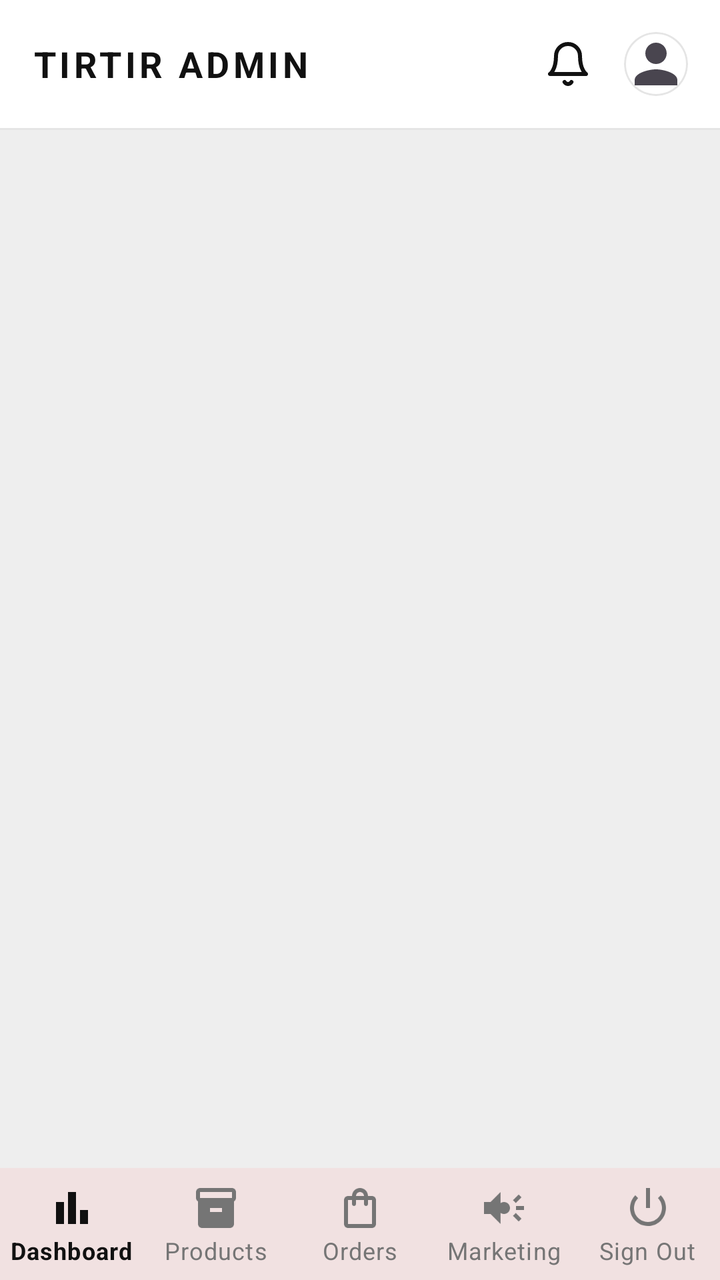
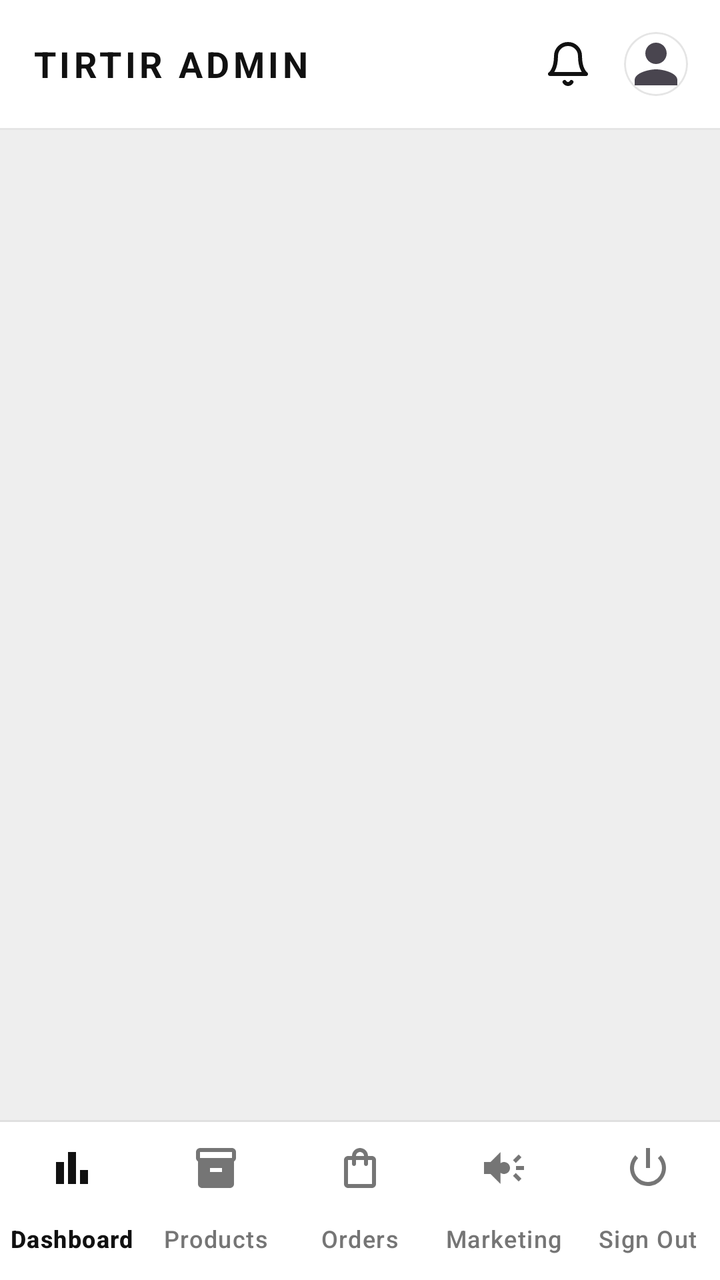

Screens rendered from an Android XML layout before and after an edit, with the pre-edit source and the edit as a unified diff.
<!-- AndroidManifest.xml: application theme Theme.TirTirMCommerce -->
<!-- res/layout/activity_admin.xml -->
<?xml version="1.0" encoding="utf-8"?>
<androidx.coordinatorlayout.widget.CoordinatorLayout xmlns:android="http://schemas.android.com/apk/res/android"
    xmlns:app="http://schemas.android.com/apk/res-auto"
    xmlns:tools="http://schemas.android.com/tools"
    android:layout_width="match_parent"
    android:layout_height="match_parent"
    android:background="@color/tirtir_bg_gray"
    android:fitsSystemWindows="true"
    tools:context=".ui.activities.AdminActivity">

    
    <com.google.android.material.appbar.AppBarLayout
        android:layout_width="match_parent"
        android:layout_height="wrap_content"
        android:background="@color/tirtir_white"
        app:elevation="0dp">

        <androidx.appcompat.widget.Toolbar
            android:id="@+id/toolbarAdmin"
            android:layout_width="match_parent"
            android:layout_height="?attr/actionBarSize"
            app:contentInsetStart="0dp"
            app:contentInsetEnd="0dp">

            <RelativeLayout
                android:layout_width="match_parent"
                android:layout_height="match_parent"
                android:paddingHorizontal="16dp">

                
                <TextView
                    android:layout_width="wrap_content"
                    android:layout_height="wrap_content"
                    android:layout_centerVertical="true"
                    android:text="TIRTIR ADMIN"
                    android:textColor="@color/tirtir_primary"
                    android:textSize="18sp"
                    android:textStyle="bold"
                    android:letterSpacing="0.1" />

                
                <LinearLayout
                    android:layout_width="wrap_content"
                    android:layout_height="wrap_content"
                    android:layout_alignParentEnd="true"
                    android:layout_centerVertical="true"
                    android:orientation="horizontal"
                    android:gravity="center_vertical"
                    android:paddingEnd="0dp">

                    <ImageButton
                        android:id="@+id/btnAdminSearch"
                        android:layout_width="40dp"
                        android:layout_height="40dp"
                        android:background="?attr/selectableItemBackgroundBorderless"
                        android:src="@drawable/ic_search"
                        app:tint="@color/tirtir_text_secondary"
                        android:visibility="gone" />

                    <ImageButton
                        android:id="@+id/btnAdminNotifications"
                        android:layout_width="40dp"
                        android:layout_height="40dp"
                        android:layout_marginEnd="8dp"
                        android:background="?attr/selectableItemBackgroundBorderless"
                        android:src="@drawable/ic_notifications"
                        app:tint="@color/tirtir_primary" />

                    <com.google.android.material.card.MaterialCardView
                        android:id="@+id/btnAdminProfile"
                        android:layout_width="32dp"
                        android:layout_height="32dp"
                        app:cardCornerRadius="16dp"
                        app:cardElevation="0dp"
                        app:strokeWidth="1dp"
                        app:strokeColor="@color/tirtir_outline_variant"
                        android:clickable="true"
                        android:focusable="true">
                        <ImageView
                            android:layout_width="match_parent"
                            android:layout_height="match_parent"
                            android:scaleType="centerCrop"
                            android:src="@drawable/ic_person" />
                    </com.google.android.material.card.MaterialCardView>

                    
                    <ImageButton
                        android:id="@+id/btnAdminMore"
                        android:layout_width="0dp"
                        android:layout_height="0dp"
                        android:visibility="gone" />
                </LinearLayout>

            </RelativeLayout>

        </androidx.appcompat.widget.Toolbar>

        
        <View
            android:layout_width="match_parent"
            android:layout_height="1dp"
            android:background="@color/tirtir_outline_variant" />

    </com.google.android.material.appbar.AppBarLayout>

    
    <FrameLayout
        android:id="@+id/fragmentContainerAdmin"
        android:layout_width="match_parent"
        android:layout_height="match_parent"
        app:layout_behavior="@string/appbar_scrolling_view_behavior"
        android:layout_marginBottom="?attr/actionBarSize" />

    
    <com.google.android.material.bottomnavigation.BottomNavigationView
        android:id="@+id/bottomNavAdmin"
        style="@style/Widget.MaterialComponents.BottomNavigationView"
        android:layout_width="match_parent"
        android:layout_height="wrap_content"
        android:layout_gravity="bottom"
        android:background="@android:color/white"
        app:backgroundTint="@android:color/white"
        app:itemIconTint="@color/admin_nav_color"
        app:itemTextColor="@color/admin_nav_color"
        app:labelVisibilityMode="labeled"
        app:menu="@menu/menu_admin_bottom_nav"
        app:elevation="8dp" />

</androidx.coordinatorlayout.widget.CoordinatorLayout>
<!-- resources referenced by this layout -->
<resources>
  <color name="tirtir_bg_gray">#EEEEEE</color>
  <color name="tirtir_outline_variant">#E5E5E5</color>
  <color name="tirtir_primary">#111111</color>
  <color name="tirtir_text_secondary">#5A403C</color>
  <color name="tirtir_white">#FFFFFF</color>
  <!-- drawable ic_person (drawable) -->
  <vector xmlns:android="http://schemas.android.com/apk/res/android"
      android:width="24dp"
      android:height="24dp"
      android:viewportWidth="24"
      android:viewportHeight="24"
      android:tint="?attr/colorControlNormal">
    <path
        android:fillColor="@android:color/white"
        android:pathData="M12,12c2.21,0 4,-1.79 4,-4s-1.79,-4 -4,-4 -4,1.79 -4,4 1.79,4 4,4zM12,14c-2.67,0 -8,1.34 -8,4v2h16v-2c0,-2.66 -5.33,-4 -8,-4z"/>
  </vector>
  <style name="Theme.TirTirMCommerce" parent="Base.Theme.TirTirMCommerce" />
  <style name="Base.Theme.TirTirMCommerce" parent="Theme.Material3.DayNight.NoActionBar">
          
          <item name="colorPrimary">@color/tirtir_red_primary</item>
          <item name="colorPrimaryDark">@color/tirtir_red_dark</item>
          <item name="colorPrimaryContainer">@color/tirtir_red_surface</item>
  
          
          <item name="colorOnPrimary">@color/tirtir_white</item>
          <item name="colorOnPrimaryContainer">@color/tirtir_red_primary</item>
  
          
          <item name="colorSecondary">@color/tirtir_black</item>
          <item name="colorOnSecondary">@color/tirtir_white</item>
          <item name="colorSecondaryContainer">@color/tirtir_red_surface</item>
          <item name="colorOnSecondaryContainer">@color/tirtir_red_primary</item>
  
          
          <item name="colorSurface">@color/tirtir_white</item>
          <item name="colorOnSurface">@color/tirtir_black</item>
          <item name="colorSurfaceVariant">@color/tirtir_off_white</item>
  
          
          <item name="android:windowBackground">@color/tirtir_off_white</item>
          <item name="android:statusBarColor">@color/tirtir_white</item>
          <item name="android:windowLightStatusBar">true</item>
  
          
          <item name="colorError">@color/tirtir_error</item>
      </style>
  <color name="tirtir_red_primary">#8B0000</color>
  <color name="tirtir_red_dark">#610000</color>
  <color name="tirtir_red_surface">#FFF4F3</color>
  <color name="tirtir_black">#1A1C1C</color>
  <color name="tirtir_off_white">#F9F9F9</color>
  <color name="tirtir_error">#D32F2F</color>
  <!-- unchanged entries left out for length: 2 -->
</resources>

<!-- the commit's change to res/layout/activity_admin.xml (unified diff, before → after) -->
@@ -114,16 +114,16 @@
     
     <com.google.android.material.bottomnavigation.BottomNavigationView
         android:id="@+id/bottomNavAdmin"
-        style="@style/Widget.MaterialComponents.BottomNavigationView"
+        style="@style/Widget.TirTir.AdminBottomNav"
         android:layout_width="match_parent"
         android:layout_height="wrap_content"
         android:layout_gravity="bottom"
-        android:background="@android:color/white"
-        app:backgroundTint="@android:color/white"
+        android:background="@drawable/bg_bottom_nav_admin"
+        app:backgroundTint="@null"
+        app:itemRippleColor="@color/tirtir_outline_variant"
         app:itemIconTint="@color/admin_nav_color"
         app:itemTextColor="@color/admin_nav_color"
         app:labelVisibilityMode="labeled"
-        app:menu="@menu/menu_admin_bottom_nav"
-        app:elevation="8dp" />
+        app:menu="@menu/menu_admin_bottom_nav" />
 
 </androidx.coordinatorlayout.widget.CoordinatorLayout>
<!-- resource entries referenced after the edit -->
@@ -5,6 +5,22 @@
   <color name="tirtir_primary">#111111</color>
   <color name="tirtir_text_secondary">#5A403C</color>
   <color name="tirtir_white">#FFFFFF</color>
+  <!-- drawable bg_bottom_nav_admin (drawable) -->
+  <?xml version="1.0" encoding="utf-8"?>
+  <layer-list xmlns:android="http://schemas.android.com/apk/res/android">
+      
+      <item>
+          <shape android:shape="rectangle">
+              <solid android:color="#E0E0E0" />
+          </shape>
+      </item>
+      
+      <item android:top="1dp">
+          <shape android:shape="rectangle">
+              <solid android:color="@android:color/white" />
+          </shape>
+      </item>
+  </layer-list>
   <!-- drawable ic_person (drawable) -->
   <vector xmlns:android="http://schemas.android.com/apk/res/android"
       android:width="24dp"
@@ -16,12 +32,21 @@
         android:fillColor="@android:color/white"
         android:pathData="M12,12c2.21,0 4,-1.79 4,-4s-1.79,-4 -4,-4 -4,1.79 -4,4 1.79,4 4,4zM12,14c-2.67,0 -8,1.34 -8,4v2h16v-2c0,-2.66 -5.33,-4 -8,-4z"/>
   </vector>
+  <style name="Widget.TirTir.AdminBottomNav" parent="Widget.Material3.BottomNavigationView">
+          <item name="android:background">@android:color/white</item>
+          <item name="backgroundTint">@android:color/white</item>
+          <item name="elevation">0dp</item>
+          <item name="itemActiveIndicatorStyle">@style/TransparentActiveIndicator</item>
+      </style>
   <style name="Theme.TirTirMCommerce" parent="Base.Theme.TirTirMCommerce" />
+  <style name="TransparentActiveIndicator" parent="Widget.Material3.BottomNavigationView.ActiveIndicator">
+          <item name="android:color">@android:color/transparent</item>
+      </style>
   <style name="Base.Theme.TirTirMCommerce" parent="Theme.Material3.DayNight.NoActionBar">
           
           <item name="colorPrimary">@color/tirtir_red_primary</item>
           <item name="colorPrimaryDark">@color/tirtir_red_dark</item>
-          <item name="colorPrimaryContainer">@color/tirtir_red_surface</item>
+          <item name="colorPrimaryContainer">#FFFFFF</item>
   
           
           <item name="colorOnPrimary">@color/tirtir_white</item>
@@ -30,7 +55,7 @@
           
           <item name="colorSecondary">@color/tirtir_black</item>
           <item name="colorOnSecondary">@color/tirtir_white</item>
-          <item name="colorSecondaryContainer">@color/tirtir_red_surface</item>
+          <item name="colorSecondaryContainer">#F8F8F8</item>
           <item name="colorOnSecondaryContainer">@color/tirtir_red_primary</item>
   
           
@@ -48,7 +73,6 @@
       </style>
   <color name="tirtir_red_primary">#8B0000</color>
   <color name="tirtir_red_dark">#610000</color>
-  <color name="tirtir_red_surface">#FFF4F3</color>
   <color name="tirtir_black">#1A1C1C</color>
   <color name="tirtir_off_white">#F9F9F9</color>
   <color name="tirtir_error">#D32F2F</color>
